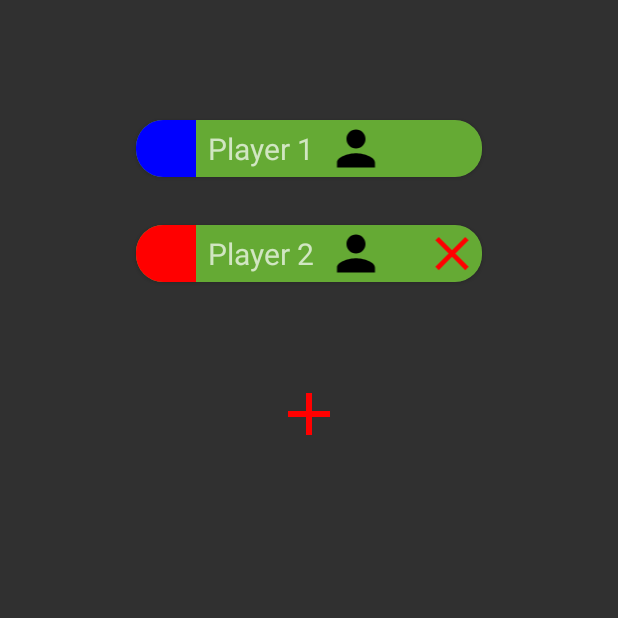
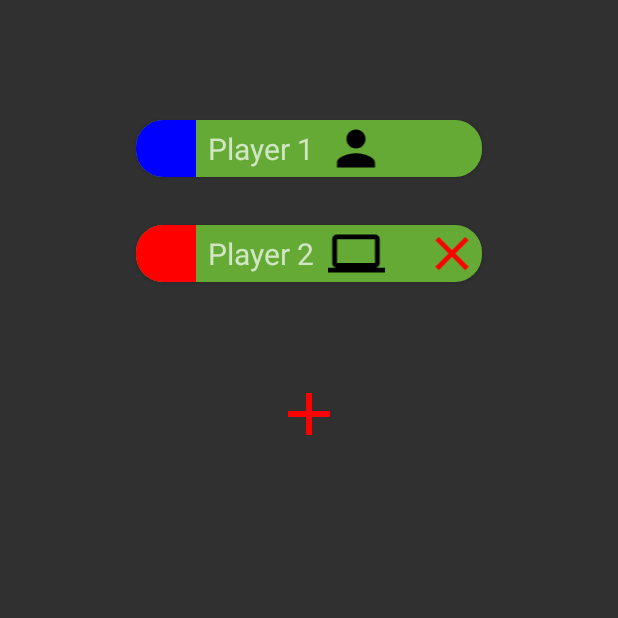
Before and after one commit to kaiott/memory, an Android app: the ConfigureGameActivity screen opened directly, with no data from a screen before it, on a phone screen of 412 x 824 dp, the top half of it. Run offline under Robolectric (Android 15) with nearby library versions, the phone set to English and light mode, and no system bars.

Commit message:
make expert player

```diff
--- a/app/src/main/java/com/example/memory/ConfigureGameActivity.java
+++ b/app/src/main/java/com/example/memory/ConfigureGameActivity.java
@@ -31,7 +31,7 @@ public class ConfigureGameActivity extends BaseFullscreenActivity {
         addPlayer = findViewById(R.id.button_add_player);
         players = new ArrayList<>();
         players.add(PlayerFactory.getInstance(Player.TYPE_HUMAN));
-        players.add(PlayerFactory.getInstance(Player.TYPE_COMP_BEGINNER));
+        players.add(PlayerFactory.getInstance(Player.TYPE_COMP_GOD));
 
         updateUI();
     }
@@ -85,5 +85,4 @@ public class ConfigureGameActivity extends BaseFullscreenActivity {
     }
 
 
-
 }
--- a/app/src/main/java/com/example/memory/HumanPlayer.java
+++ b/app/src/main/java/com/example/memory/HumanPlayer.java
@@ -6,7 +6,8 @@ public class HumanPlayer extends Player {
     }
 
     @Override
-    public int makeMove(int[] status) {
+    public int makeMove(int[] status, int[][] buckets, int visible_id) {
         return 0;
     }
+
 }
--- a/app/src/main/java/com/example/memory/Player.java
+++ b/app/src/main/java/com/example/memory/Player.java
@@ -59,5 +59,17 @@ public abstract class Player implements Serializable {
         this.number = number;
     }
 
-    public abstract int makeMove(final int [] status);
+    public abstract int makeMove(final int [] status, final int [][] buckets, final int visible_id);
+
+    protected int makeRandomMove(final int[] status) {
+        int [] eligible = new int[status.length];
+        int eligibleCount = 0;
+        for (int pos = 0; pos < status.length; pos ++) {
+            if (status[pos] == GameActivity.COVERED || status[pos] == GameActivity.TURNED) {
+                eligible[eligibleCount] = pos;
+                eligibleCount++;
+            }
+        }
+        return eligible[(int) (Math.random()*eligibleCount)];
+    }
 }
--- a/app/src/main/java/com/example/memory/PlayerTileAdapter.java
+++ b/app/src/main/java/com/example/memory/PlayerTileAdapter.java
@@ -1,6 +1,8 @@
 package com.example.memory;
 
 import android.content.Context;
+import android.content.DialogInterface;
+import android.content.Intent;
 import android.graphics.Color;
 import android.view.LayoutInflater;
 import android.view.View;
@@ -9,6 +11,7 @@ import android.widget.ImageView;
 import android.widget.TextView;
 
 import androidx.annotation.NonNull;
+import androidx.appcompat.app.AlertDialog;
 import androidx.constraintlayout.widget.ConstraintLayout;
 import androidx.recyclerview.widget.RecyclerView;
 
@@ -42,7 +45,36 @@ public class PlayerTileAdapter extends RecyclerView.Adapter<PlayerTileAdapter.Ev
     @Override
     public void onBindViewHolder(@NonNull EventViewHolder holder, final int position) {
         players.get(position).setNumber(position);
-        holder.playerImage.setImageResource(R.drawable.ic_person_black_24dp);
+
+        final EventViewHolder reference_copy = holder;
+
+        setTypeIcon(holder, position);
+
+        holder.playerImage.setOnClickListener(new View.OnClickListener() {
+            @Override
+            public void onClick(View view) {
+                final AlertDialog.Builder mBuilder = new AlertDialog.Builder(context);
+                mBuilder.setTitle("Player Type")
+                        .setMessage("Choose the type of the player")
+                        .setNegativeButton("Comp", new DialogInterface.OnClickListener() {
+                            @Override
+                            public void onClick(DialogInterface dialogInterface, int i) {
+                                players.set(position, PlayerFactory.changeType(players.get(position), Player.TYPE_COMP_GOD));
+                                setTypeIcon(reference_copy, position);
+                            }
+                        })
+                        .setPositiveButton("Human", new DialogInterface.OnClickListener() {
+                            @Override
+                            public void onClick(DialogInterface dialogInterface, int i) {
+                                players.set(position, PlayerFactory.changeType(players.get(position), Player.TYPE_HUMAN));
+                                setTypeIcon(reference_copy, position);
+                            }
+                        });
+                mBuilder.create();
+                mBuilder.show();
+            }
+        });
+
         holder.colorView.setBackgroundColor(players.get(position).getColor());
         if (position != 0) {
             holder.deleteImage.setImageResource(R.drawable.ic_close_red_48dp);
@@ -58,6 +90,18 @@ public class PlayerTileAdapter extends RecyclerView.Adapter<PlayerTileAdapter.Ev
             }
         });
         holder.playerText.setText(String.format(Locale.ENGLISH, "%s %d", context.getString(R.string.player), position+1));
+    }
+
+    private void setTypeIcon(@NonNull EventViewHolder holder, final int position) {
+        switch (players.get(position).getType()) {
+            case Player.TYPE_HUMAN:
+                holder.playerImage.setImageResource(R.drawable.ic_person_black_24dp);
+                break;
+            case Player.TYPE_COMP_BEGINNER:
+            case Player.TYPE_COMP_GOD:
+                holder.playerImage.setImageResource(R.drawable.ic_computer_black_24dp);
+                break;
+        }
     }
 
     @Override
--- /dev/null
+++ b/app/src/main/res/drawable/ic_computer_black_24dp.xml
@@ -0,0 +1,9 @@
+<vector xmlns:android="http://schemas.android.com/apk/res/android"
+        android:width="24dp"
+        android:height="24dp"
+        android:viewportWidth="24.0"
+        android:viewportHeight="24.0">
+    <path
+        android:fillColor="#FF000000"
+        android:pathData="M20,18c1.1,0 1.99,-0.9 1.99,-2L22,6c0,-1.1 -0.9,-2 -2,-2H4c-1.1,0 -2,0.9 -2,2v10c0,1.1 0.9,2 2,2H0v2h24v-2h-4zM4,6h16v10H4V6z"/>
+</vector>
```
Also changed, not shown: app/src/main/java/com/example/memory/AI_PLayer_Beginner.java (+5 -11 lines), app/src/main/java/com/example/memory/AI_PLayer_God.java (+28 -8 lines), app/src/main/java/com/example/memory/GameActivity.java (+55 -7 lines), app/src/main/java/com/example/memory/PlayerFactory.java (+8 -0 lines), app/src/main/res/layout/player_selection_dialog.xml (added, +26 -0 lines).
